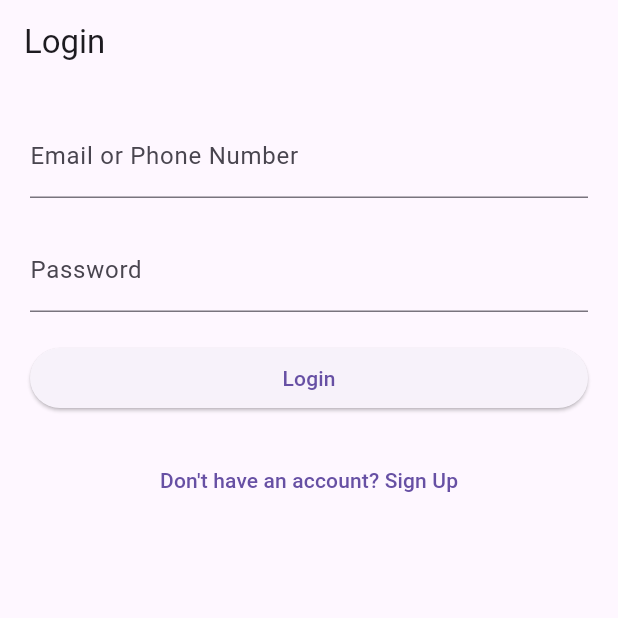
After one commit to Ashwini3Frames/Flutter_Project, a Flutter app: the screen it shows after launch, on a phone screen of 412 x 824 dp, the top half of it. The commit adds this screen. Run offline on Flutter 3.47's test engine with Material 3 defaults, Android fonts, the phone set to English and light mode, and no system bars; our stand-ins replace sqflite; accounts and stored records are empty.

Commit message:
sign up and login page by authenticating user

```diff
--- /dev/null
+++ b/lib/core/errors.dart
@@ -0,0 +1,5 @@
+class AppError {
+  final String message;
+
+  AppError(this.message);
+}
--- /dev/null
+++ b/lib/data/models/user_model.dart
@@ -0,0 +1,19 @@
+import 'package:my_application/domain/entities/user.dart';
+
+class UserModel extends User {
+  UserModel({
+    required String fullName,
+    required String email,
+    required String phoneNumber,
+    required String password, // Add the required password parameter
+    required String gender,
+  }) : super(
+          fullName: fullName,
+          email: email,
+          phoneNumber: phoneNumber,
+          password: password, // Pass the password parameter to the super constructor
+          gender: gender,
+        );
+
+  // Add factory methods to convert from/to JSON if needed
+}
--- /dev/null
+++ b/lib/data/repositories/user_repository.dart
@@ -0,0 +1,6 @@
+import 'package:my_application/domain/entities/user.dart';
+
+abstract class UserRepository {
+  Future<void> signUp(User user, String password);
+  Future<User?> signIn(String identifier, String password);
+}
--- /dev/null
+++ b/lib/data/repositories/user_repository_impl.dart
@@ -0,0 +1,69 @@
+import 'package:sqflite/sqflite.dart';
+import 'package:path/path.dart';
+import 'package:my_application/domain/entities/user.dart';
+import 'package:my_application/data/repositories/user_repository.dart';
+
+class UserRepositoryImpl implements UserRepository {
+  late Database _database;
+
+  UserRepositoryImpl() {
+    _initDatabase();
+  }
+
+  Future<void> _initDatabase() async {
+    _database = await openDatabase(
+      join(await getDatabasesPath(), 'my_database.db'),
+      onCreate: (db, version) {
+        return db.execute(
+          "CREATE TABLE users(id INTEGER PRIMARY KEY AUTOINCREMENT, fullName TEXT, email TEXT, phoneNumber TEXT, password TEXT)",
+        );
+      },
+      version: 1,
+    );
+  }
+
+  @override
+ Future<void> signUp(User user, String password) async {
+  try {
+    await _database.insert(
+      'users',
+      user.toMap(),
+      conflictAlgorithm: ConflictAlgorithm.replace,
+    );
+  } catch (e) {
+    throw Exception('Failed to sign up: $e');
+  }
+}
+
+  @override
+  Future<User?> signIn(String identifier, String password) async {
+    try {
+      final List<Map<String, dynamic>> users = await _database.query(
+        'users',
+        where: 'email = ? OR phoneNumber = ?',
+        whereArgs: [identifier, identifier],
+      );
+
+      if (users.isEmpty) {
+        return null; // User not found
+      }
+
+      final Map<String, dynamic> userData = users.first;
+      final String storedPassword = userData['password'];
+
+      if (storedPassword == password) {
+        return User(
+          fullName: userData['fullName'],
+          email: userData['email'],
+          phoneNumber: userData['phoneNumber'],
+          password: userData['password'],
+          gender: userData['gender'],
+        );
+      } else {
+        return null; // Incorrect password
+      }
+    } catch (e) {
+      throw Exception('Failed to sign in: $e');
+    }
+  }
+}
--- /dev/null
+++ b/lib/domain/entities/user.dart
@@ -0,0 +1,27 @@
+import 'package:meta/meta.dart';
+
+class User {
+  final String fullName;
+  final String email;
+  final String phoneNumber;
+  final String password;
+  final String gender;
+
+  User({
+    required this.fullName,
+    required this.email,
+    required this.phoneNumber,
+    required this.password,
+    required this.gender,
+  });
+
+  Map<String, dynamic> toMap() {
+    return {
+      'fullName': fullName,
+      'email': email,
+      'phoneNumber': phoneNumber,
+      'password': password,
+      'gender':gender,
+    };
+  }
+}
--- /dev/null
+++ b/lib/domain/repositories/user_repository.dart
@@ -0,0 +1,6 @@
+import 'package:my_application/domain/entities/user.dart';
+
+abstract class UserRepository {
+  Future<void> signUp(User user, String password);
+  Future<User?> signIn(String identifier, String password);
+}
--- a/lib/main.dart
+++ b/lib/main.dart
@@ -1,17 +1,27 @@
 import 'package:flutter/material.dart';
-import 'package:flutter/rendering.dart';
 import 'package:my_application/screens/splash_screen.dart';
+import 'package:my_application/data/repositories/user_repository_impl.dart';
+import 'package:my_application/screens/login/login_bloc.dart';
+import 'package:my_application/screens/signup/signup_bloc.dart';
 
-void main(){
-  runApp(const MyApp());
+void main() {
+  runApp(MyApp());
 }
-class MyApp extends StatelessWidget{
-  const MyApp({super.key});
+
+class MyApp extends StatelessWidget {
+  final UserRepositoryImpl userRepository = UserRepositoryImpl();
+
   @override
-  Widget build(BuildContext context){
-    return const MaterialApp(
+  Widget build(BuildContext context) {
+    final loginBloc = LoginBloc(userRepository: userRepository);
+    final signupBloc = SignupBloc(userRepository: userRepository);
+
+    return MaterialApp(
       debugShowCheckedModeBanner: false,
-      home:SplashScreen(),
-    );//material app
+      home: SplashScreen(
+        loginBloc: loginBloc,
+        signupBloc: signupBloc,
+      ),
+    );
   }
 }
--- /dev/null
+++ b/lib/screens/login/login_bloc.dart
@@ -0,0 +1,54 @@
+import 'dart:async';
+import 'package:flutter/material.dart';
+import 'package:my_application/core/errors.dart';
+import 'package:my_application/data/repositories/user_repository.dart';
+import 'package:my_application/domain/entities/user.dart';
+
+class LoginBloc {
+  final UserRepository userRepository;
+
+  LoginBloc({required this.userRepository});
+
+  final _identifierController = TextEditingController();
+  final _passwordController = TextEditingController();
+
+  final _loginResultController = StreamController<LoginState>.broadcast();
+
+  Stream<LoginState> get loginResultStream => _loginResultController.stream;
+
+  void login() async {
+    final identifier = _identifierController.text;
+    final password = _passwordController.text;
+
+    try {
+      final user = await userRepository.signIn(identifier, password);
+      if (user != null) {
+        _loginResultController.sink.add(LoginSuccess(user));
+      } else {
+        _loginResultController.sink.add(LoginFailure(AppError('Invalid credentials')));
+      }
+    } catch (e) {
+      _loginResultController.sink.add(LoginFailure(AppError(e.toString())));
+    }
+  }
+
+  void dispose() {
+    _identifierController.dispose();
+    _passwordController.dispose();
+    _loginResultController.close();
+  }
+}
+
+abstract class LoginState {}
+
+class LoginSuccess extends LoginState {
+  final User user;
+
+  LoginSuccess(this.user);
+}
+
+class LoginFailure extends LoginState {
+  final AppError error;
+
+  LoginFailure(this.error);
+}
--- /dev/null
+++ b/lib/screens/login/login_screen.dart
@@ -0,0 +1,70 @@
+import 'package:flutter/material.dart';
+import 'package:my_application/screens/signup/signup_screen.dart';
+import 'package:my_application/screens/signup/signup_bloc.dart';
+import 'login_bloc.dart';
+
+class LoginPage extends StatefulWidget {
+  final LoginBloc loginBloc;
+  final SignupBloc signupBloc; // Add the signupBloc here
+
+  const LoginPage({Key? key, required this.loginBloc, required this.signupBloc}) : super(key: key);
+
+  @override
+  _LoginPageState createState() => _LoginPageState();
+}
+
+class _LoginPageState extends State<LoginPage> {
+  final TextEditingController _identifierController = TextEditingController();
+  final TextEditingController _passwordController = TextEditingController();
+
+  @override
+  Widget build(BuildContext context) {
+    return Scaffold(
+      appBar: AppBar(
+        title: Text('Login'),
+      ),
+      body: Padding(
+        padding: EdgeInsets.all(20.0),
+        child: Column(
+          crossAxisAlignment: CrossAxisAlignment.stretch,
+          children: <Widget>[
+            TextFormField(
+              controller: _identifierController,
+              decoration: InputDecoration(labelText: 'Email or Phone Number'),
+              keyboardType: TextInputType.text,
+            ),
+            SizedBox(height: 20.0),
+            TextFormField(
+              controller: _passwordController,
+              decoration: InputDecoration(labelText: 'Password'),
+              obscureText: true,
+            ),
+            SizedBox(height: 20.0),
+            ElevatedButton(
+              onPressed: () {
+                _login();
+              },
+              child: Text('Login'),
+            ),
+            SizedBox(height: 20.0),
+            TextButton(
+              onPressed: () {
+                Navigator.pushReplacement(
+                  context,
+                  MaterialPageRoute(builder: (context) => SignupPage(signupBloc: widget.signupBloc)), // Pass the signupBloc
+                );
+              },
+              child: Text('Don\'t have an account? Sign Up'),
+            ),
+          ],
+        ),
+      ),
+    );
+  }
+
+  void _login() {
+    final identifier = _identifierController.text;
+    final password = _passwordController.text;
+    widget.loginBloc.login();
+  }
+}
--- /dev/null
+++ b/lib/screens/signup/signup_bloc.dart
@@ -0,0 +1,65 @@
+// signup_bloc.dart
+
+import 'dart:async';
+import 'package:flutter/material.dart';
+import 'package:my_application/core/errors.dart';
+import 'package:my_application/data/repositories/user_repository.dart';
+import 'package:my_application/domain/entities/user.dart';
+
+class SignupBloc {
+  final UserRepository userRepository;
+
+  SignupBloc({required this.userRepository});
+
+  final fullNameController = TextEditingController();
+  final emailController = TextEditingController();
+  final phoneNumberController = TextEditingController();
+  final passwordController = TextEditingController();
+  final genderController = TextEditingController();
+
+  final signupResultController = StreamController<SignupState>.broadcast();
+
+  Stream<SignupState> get signupResultStream => signupResultController.stream;
+
+  void submitForm() async {
+    final fullName = fullNameController.text;
+    final email = emailController.text;
+    final phoneNumber = phoneNumberController.text;
+    final password = passwordController.text;
+    final gender = genderController.text;
+
+    final user = User(
+      fullName: fullName,
+      email: email,
+      phoneNumber: phoneNumber,
+      password: password,
+      gender: gender,
+    );
+
+    try {
+      await userRepository.signUp(user, password);
+      signupResultController.sink.add(SignupSuccess());
+    } catch (e) {
+      signupResultController.sink.add(SignupFailure(AppError(e.toString())));
+    }
+  }
+
+  void dispose() {
+    fullNameController.dispose();
+    emailController.dispose();
+    phoneNumberController.dispose();
+    passwordController.dispose();
+    genderController.dispose();
+    signupResultController.close();
+  }
+}
+
+abstract class SignupState {}
+
+class SignupSuccess extends SignupState {}
+
+class SignupFailure extends SignupState {
+  final AppError error;
+
+  SignupFailure(this.error);
+}
--- a/pubspec.yaml
+++ b/pubspec.yaml
@@ -30,7 +30,8 @@ environment:
 dependencies:
   flutter:
     sdk: flutter
-
+  sqflite: ^2.0.0+3
+  bcrypt: ^1.1.3
 
   # The following adds the Cupertino Icons font to your application.
   # Use with the CupertinoIcons class for iOS style icons.
```
Also changed, not shown: lib/data/datasources/local/local_data_source.dart (added, +20 -0 lines), lib/screens/signup/signup_screen.dart (added, +111 -0 lines), lib/screens/signup_screen.dart (deleted, +0 -151 lines), lib/screens/splash_screen.dart (+45 -24 lines), pubspec.lock, 1 other file.
